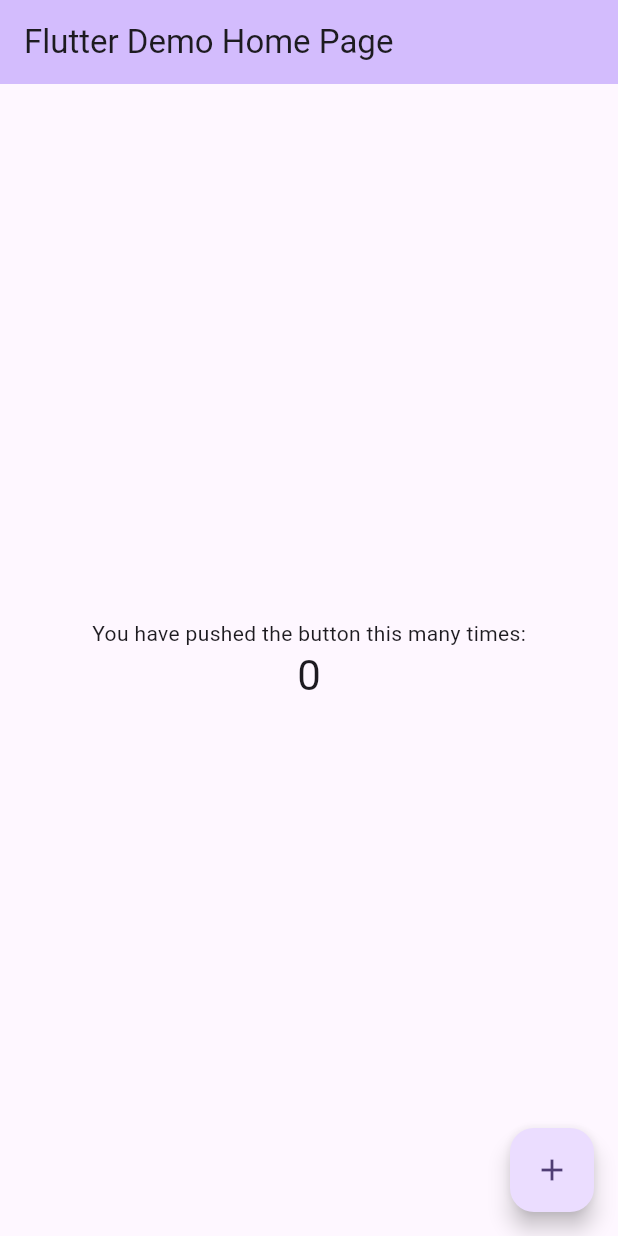
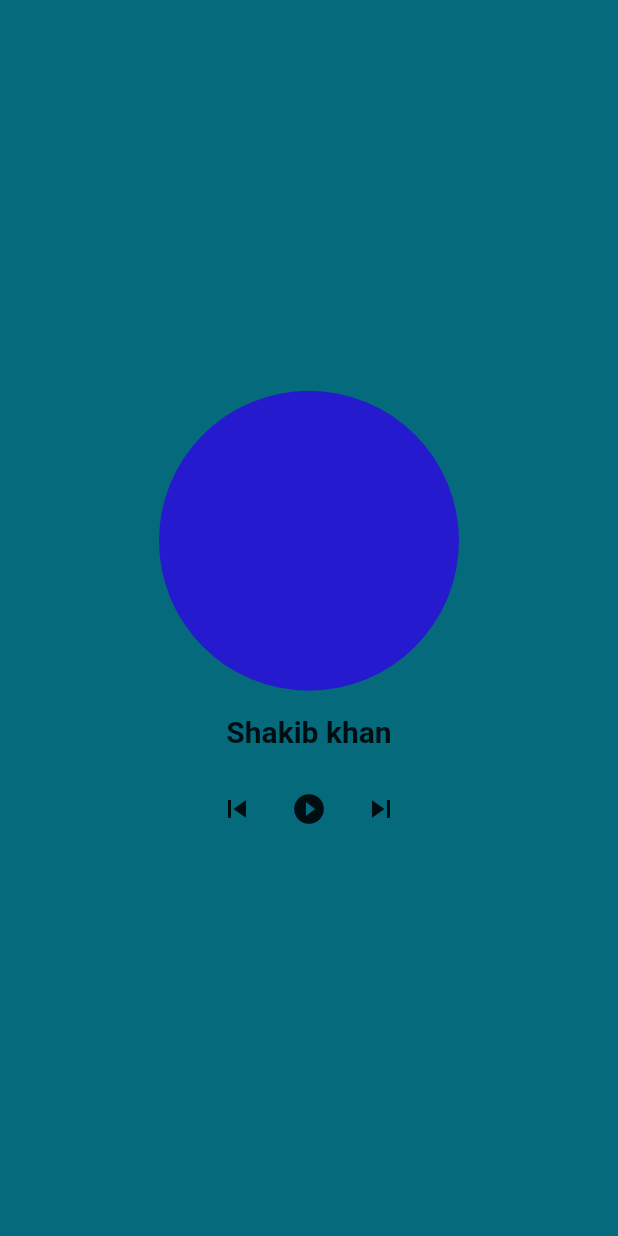
Before and after one commit to shakibkhan13/MusicApp3, a Flutter app: the screen it shows after launch, on a phone screen of 412 x 824 dp. Run offline on Flutter 3.47's test engine with Material 2 defaults, Android fonts, the phone set to English and light mode, and no system bars.

Commit message:
Update main.dart

```diff
--- a/lib/main.dart
+++ b/lib/main.dart
@@ -1,71 +1,89 @@
 import 'package:flutter/material.dart';
 
 void main() {
-  runApp(const MyApp());
+  runApp(MyMusicApp());
 }
 
-class MyApp extends StatelessWidget {
-  const MyApp({super.key});
-
-  // This widget is the root of your application.
+class MyMusicApp extends StatelessWidget {
   @override
   Widget build(BuildContext context) {
     return MaterialApp(
-      title: 'Flutter Demo',
-      theme: ThemeData(
-        colorScheme: ColorScheme.fromSeed(seedColor: Colors.deepPurple),
-        useMaterial3: true,
+      home: MusicPlayerScreen(),
+    );
+  }
+}
+class MusicPlayerScreen extends StatelessWidget {
+  @override
+  Widget build(BuildContext context) {
+    return Scaffold(
+
+      backgroundColor: Color.fromARGB(255, 4, 106, 124),
+      body: Center(
+        child: Column(
+          mainAxisAlignment: MainAxisAlignment.center,
+          children: [
+            AlbumArt(),
+            SongTitle(),
+            MusicControls(),
+          ],
+        ),
       ),
-      home: const MyHomePage(title: 'Flutter Demo Home Page'),
     );
   }
 }
 
-class MyHomePage extends StatefulWidget {
-  const MyHomePage({super.key, required this.title});
-
-  final String title;
-
-  @override
-  State<MyHomePage> createState() => _MyHomePageState();
-}
-
-class _MyHomePageState extends State<MyHomePage> {
-  int _counter = 0;
-
-  void _incrementCounter() {
-    setState(() {
-      _counter++;
-    });
-  }
-
+class AlbumArt extends StatelessWidget {
   @override
   Widget build(BuildContext context) {
-    return Scaffold(
-      appBar: AppBar(
-        backgroundColor: Theme.of(context).colorScheme.inversePrimary,
-        title: Text(widget.title),
-      ),
-      body: Center(
-
-        child: Column(
-          mainAxisAlignment: MainAxisAlignment.center,
-          children: <Widget>[
-            const Text(
-              'You have pushed the button this many times:',
-            ),
-            Text(
-              '$_counter',
-              style: Theme.of(context).textTheme.headlineMedium,
-            ),
-          ],
-        ),
-      ),
-      floatingActionButton: FloatingActionButton(
-        onPressed: _incrementCounter,
-        tooltip: 'Increment',
-        child: const Icon(Icons.add),
+    return Container(
+      width: 200,
+      height: 200,
+      decoration: BoxDecoration(
+        borderRadius: BorderRadius.circular(100),
+        color: Color.fromARGB(255, 38, 26, 207),
       ),
     );
   }
 }
+
+class SongTitle extends StatelessWidget {
+  @override
+  Widget build(BuildContext context) {
+    return Padding(
+      padding: const EdgeInsets.all(16.0),
+      child: Text(
+        "Shakib khan",
+        style: TextStyle(
+          fontSize: 20,
+          fontWeight: FontWeight.bold,
+        ),
+      ),
+    );
+  }
+}
+
+class MusicControls extends StatelessWidget {
+  @override
+  Widget build(BuildContext context) {
+    return Row(
+      mainAxisAlignment: MainAxisAlignment.center,
+      children: [
+        IconButton(
+          icon: Icon(Icons.skip_previous),
+          onPressed: () {
+          },
+        ),
+        IconButton(
+          icon: Icon(Icons.play_circle_filled),
+          onPressed: () {
+          },
+        ),
+        IconButton(
+          icon: Icon(Icons.skip_next),
+          onPressed: () {
+          },
+        ),
+      ],
+    );
+  }
+}
```
